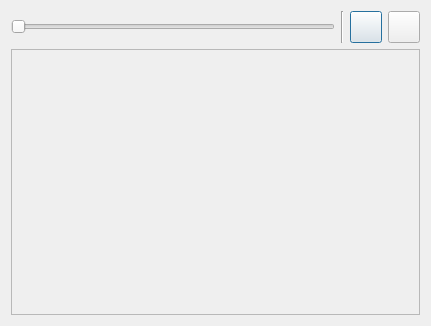
Before: the Qt Designer form src/Dialogs/chordpatternviewer.ui in pasbi/CAN, drawn with Qt 5.
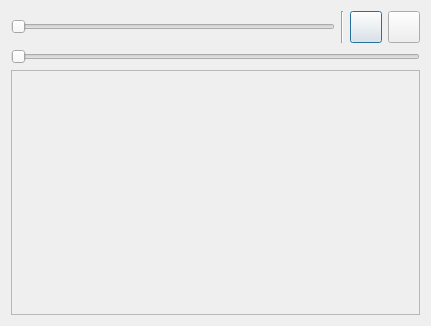
After: the same form once the commit is applied. Icons and pictures are not drawn.

```diff
--- a/src/Dialogs/chordpatternviewer.ui
+++ b/src/Dialogs/chordpatternviewer.ui
@@ -85,6 +85,16 @@
      </item>
     </layout>
    </item>
+   <item>
+    <widget class="QSlider" name="sliderSize">
+     <property name="tracking">
+      <bool>false</bool>
+     </property>
+     <property name="orientation">
+      <enum>Qt::Horizontal</enum>
+     </property>
+    </widget>
+   </item>
    <item>
     <widget class="QScrollArea" name="scrollArea">
      <property name="widgetResizable">
@@ -96,7 +106,7 @@
         <x>0</x>
         <y>0</y>
         <width>409</width>
-        <height>264</height>
+        <height>240</height>
        </rect>
       </property>
      </widget>
```
Left out of the diff: 24 changed lines with no effect on the pictures.
